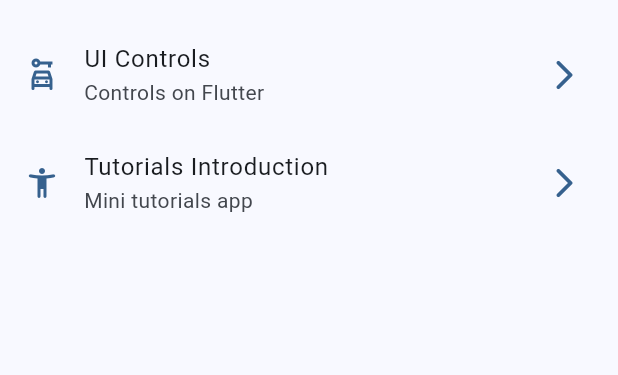
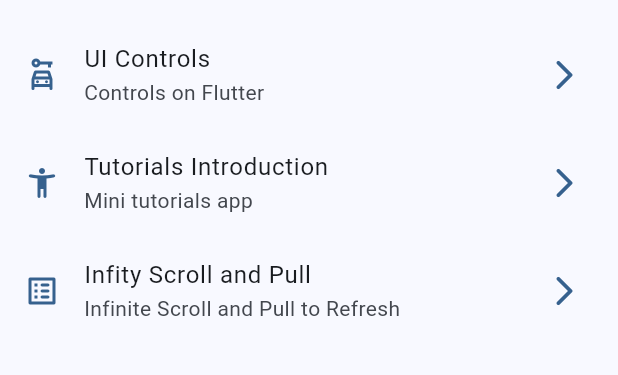
Before and after one commit to JuanDuran85/flutter_projects, a Flutter app: the HomeScreen screen opened directly, on a phone screen of 412 x 824 dp, the part 603-978 px from its top. Run offline on Flutter 3.47's test engine with Material 3 defaults, Android fonts, the phone set to English and light mode, and no system bars; our stand-ins replace animate_do, dio, go_router, google_fonts, video_player; network calls fail; statements that could not run were skipped.

Commit message:
infinite scroll

```diff
--- a/widget_app/lib/config/menu/manu_items.dart
+++ b/widget_app/lib/config/menu/manu_items.dart
@@ -57,4 +57,10 @@ const appMenuItems = <MenuItem>[
     link: '/tutorial',
     icon: Icons.accessibility_new_rounded,
   ),
+  MenuItem(
+    title: 'Infity Scroll and Pull',
+    subtitle: 'Infinite Scroll and Pull to Refresh',
+    link: '/infinite-scroll',
+    icon: Icons.list_alt_rounded,
+  ),
 ];
--- a/widget_app/lib/config/router/app_router.dart
+++ b/widget_app/lib/config/router/app_router.dart
@@ -46,5 +46,10 @@ final appRouter = GoRouter(
       path: '/tutorial',
       builder: (context, state) => const AppTutotialScreen(),
     ),
+    GoRoute(
+      name: InfiniteScrollScreen.name,
+      path: '/infinite-scroll',
+      builder: (context, state) => const InfiniteScrollScreen(),
+    ),
   ],
 );
```
Also changed, not shown: widget_app/lib/presentation/screens/infinite_scroll/infinite_scroll_screen.dart (+33 -2 lines).
